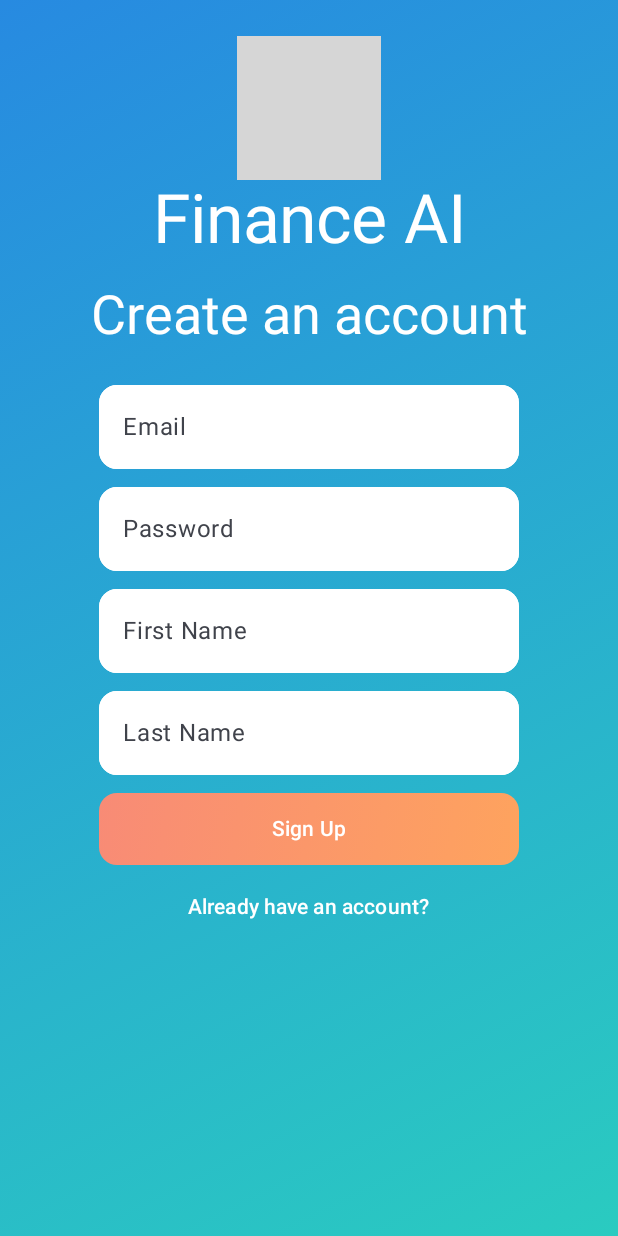
After one commit to Ahmetkaragunlu/FinanceAI, an Android app built with Jetpack Compose: the SignUpScreen screen opened through its navigation route, on a phone screen of 412 x 824 dp. The commit adds this screen. Run offline under Robolectric (Android 15) with nearby library versions, the phone set to English and light mode, and no system bars; our stand-ins replace Dagger/Hilt's generated code, Firebase (no records; nobody signed in at launch, a user with empty details on screens opened directly); libraries missing offline, so code that uses them is left out: androidx.hilt.lifecycle; grey boxes are pictures that could not be loaded.

Commit message:
Sign up screen added

```diff
--- /dev/null
+++ b/app/src/main/java/com/ahmetkaragunlu/financeai/components/EditTextField.kt
@@ -0,0 +1,43 @@
+package com.ahmetkaragunlu.financeai.components
+
+import androidx.annotation.StringRes
+import androidx.compose.foundation.shape.RoundedCornerShape
+import androidx.compose.foundation.text.KeyboardOptions
+import androidx.compose.material3.OutlinedTextField
+import androidx.compose.material3.OutlinedTextFieldDefaults
+import androidx.compose.material3.Text
+import androidx.compose.material3.TextFieldColors
+import androidx.compose.material3.TextFieldDefaults
+import androidx.compose.runtime.Composable
+import androidx.compose.ui.Modifier
+import androidx.compose.ui.graphics.Shape
+import androidx.compose.ui.res.stringResource
+import androidx.compose.ui.text.input.VisualTransformation
+import androidx.compose.ui.unit.dp
+
+@Composable
+fun EditTextField(
+    modifier: Modifier = Modifier,
+    value : String,
+    onValueChange : (String) -> Unit,
+    @StringRes label : Int,
+    keyboardOptions: KeyboardOptions,
+    visualTransformation: VisualTransformation = VisualTransformation.None,
+    trailingIcon: @Composable (() -> Unit)? = null,
+    leadingIcon : @Composable  (() -> Unit)? = null,
+    shape: Shape = RoundedCornerShape(12.dp),
+    colors : TextFieldColors? = null
+) {
+    OutlinedTextField(
+        value = value,
+        onValueChange = onValueChange,
+        label = { Text(text = stringResource(label))},
+        keyboardOptions = keyboardOptions,
+        visualTransformation = visualTransformation,
+        singleLine = true,
+        trailingIcon = trailingIcon,
+        leadingIcon = leadingIcon,
+        shape = shape,
+        colors = colors ?: OutlinedTextFieldDefaults.colors()
+    )
+}
--- a/app/src/main/java/com/ahmetkaragunlu/financeai/firebaseRepo/AuthRepository.kt
+++ b/app/src/main/java/com/ahmetkaragunlu/financeai/firebaseRepo/AuthRepository.kt
@@ -9,5 +9,5 @@ interface AuthRepository {
     suspend fun signIn(email: String, password: String): AuthResult
     suspend fun saveUser(email: String, firstName: String, lastName: String, password: String)
     suspend fun saveUserFirestore(user: User)
-    fun logOut()
+    suspend fun logOut()
 }
--- a/app/src/main/java/com/ahmetkaragunlu/financeai/firebaseRepo/AuthRepositoryImpl.kt
+++ b/app/src/main/java/com/ahmetkaragunlu/financeai/firebaseRepo/AuthRepositoryImpl.kt
@@ -23,7 +23,7 @@ class AuthRepositoryImpl @Inject constructor(
     override suspend fun signIn(email: String, password: String): AuthResult =
         auth.signInWithEmailAndPassword(email, password).await()
 
-    override fun logOut() {
+    override suspend fun logOut() {
         auth.signOut()
     }
 
--- a/app/src/main/java/com/ahmetkaragunlu/financeai/navigation/FinanceNavigation.kt
+++ b/app/src/main/java/com/ahmetkaragunlu/financeai/navigation/FinanceNavigation.kt
@@ -6,6 +6,7 @@ import androidx.navigation.compose.NavHost
 import androidx.navigation.compose.composable
 import androidx.navigation.compose.rememberNavController
 import com.ahmetkaragunlu.financeai.screens.auth.LoginScreen
+import com.ahmetkaragunlu.financeai.screens.auth.SignUpScreen
 import com.ahmetkaragunlu.financeai.screens.splash.SplashScreen
 
 @Composable
@@ -18,6 +19,9 @@ fun FinanceNavigation() {
         composable(route = Screens.LoginScreen.route) {
             LoginScreen()
         }
+        composable(route= Screens.SignUpScreen.route) {
+            SignUpScreen(navController = navController)
+        }
     }
 
 }
--- a/app/src/main/java/com/ahmetkaragunlu/financeai/navigation/Screens.kt
+++ b/app/src/main/java/com/ahmetkaragunlu/financeai/navigation/Screens.kt
@@ -3,6 +3,7 @@ package com.ahmetkaragunlu.financeai.navigation
 enum class Screens(val route : String){
     SplashScreen("SplashScreen"),
     LoginScreen("LoginScreen"),
+    SignUpScreen("SignUpScreen"),
     DashboardScreen("DashboardScreen"),
     AnalysisScreen("AnalysisScreen"),
     AiChatScreen("AiChatScreen"),
--- /dev/null
+++ b/app/src/main/java/com/ahmetkaragunlu/financeai/screens/auth/SignUpScreen.kt
@@ -0,0 +1,191 @@
+package com.ahmetkaragunlu.financeai.screens.auth
+
+import android.annotation.SuppressLint
+import androidx.compose.foundation.background
+import androidx.compose.foundation.clickable
+import androidx.compose.foundation.layout.Arrangement
+import androidx.compose.foundation.layout.Box
+import androidx.compose.foundation.layout.Column
+import androidx.compose.foundation.layout.Spacer
+import androidx.compose.foundation.layout.fillMaxSize
+import androidx.compose.foundation.layout.fillMaxWidth
+import androidx.compose.foundation.layout.height
+import androidx.compose.foundation.layout.padding
+import androidx.compose.foundation.layout.width
+import androidx.compose.foundation.rememberScrollState
+import androidx.compose.foundation.shape.RoundedCornerShape
+import androidx.compose.foundation.text.KeyboardOptions
+import androidx.compose.foundation.verticalScroll
+import androidx.compose.material.icons.Icons
+import androidx.compose.material.icons.filled.Visibility
+import androidx.compose.material.icons.filled.VisibilityOff
+import androidx.compose.material3.Button
+import androidx.compose.material3.ButtonDefaults
+import androidx.compose.material3.Icon
+import androidx.compose.material3.MaterialTheme
+import androidx.compose.material3.Text
+import androidx.compose.material3.TextButton
+import androidx.compose.material3.TextFieldDefaults
+import androidx.compose.runtime.Composable
+import androidx.compose.ui.Alignment
+import androidx.compose.ui.Modifier
+import androidx.compose.ui.draw.clip
+import androidx.compose.ui.graphics.Brush
+import androidx.compose.ui.graphics.Color
+import androidx.compose.ui.res.painterResource
+import androidx.compose.ui.res.stringResource
+import androidx.compose.ui.text.input.ImeAction
+import androidx.compose.ui.text.input.KeyboardType
+import androidx.compose.ui.text.input.PasswordVisualTransformation
+import androidx.compose.ui.text.input.VisualTransformation
+import androidx.compose.ui.unit.dp
+import androidx.hilt.lifecycle.viewmodel.compose.hiltViewModel
+import androidx.navigation.NavController
+import com.ahmetkaragunlu.financeai.R
+import com.ahmetkaragunlu.financeai.components.EditTextField
+import com.ahmetkaragunlu.financeai.navigation.Screens
+import com.ahmetkaragunlu.financeai.viewmodel.AuthViewModel
+
+@SuppressLint("ConfigurationScreenWidthHeight")
+@Composable
+fun SignUpScreen(
+    modifier: Modifier = Modifier,
+    authViewModel: AuthViewModel = hiltViewModel(),
+    navController: NavController
+) {
+    val whiteColors = TextFieldDefaults.colors(
+        focusedContainerColor = Color.White,
+        unfocusedContainerColor = Color.White,
+        focusedIndicatorColor = Color.White,
+        unfocusedIndicatorColor = Color.White,
+        focusedLabelColor = Color.White
+
+    )
+
+    Box(
+        modifier =
+            modifier
+                .fillMaxSize().verticalScroll(rememberScrollState())
+                .background(
+                    brush = Brush.linearGradient(
+                        colors = listOf(
+                            Color(0xFF278ae1),
+                            Color(0xFF2acbc0)
+                        )
+                    )
+                )
+    ) {
+        Column(
+            modifier = modifier
+                .fillMaxWidth()
+                .padding(top = 24.dp),
+            horizontalAlignment = Alignment.CenterHorizontally
+        ) {
+            Icon(
+                painter = painterResource(R.drawable.ai2),
+                contentDescription = null,
+                tint = MaterialTheme.colorScheme.onPrimary
+            )
+            Text(
+                text = stringResource(R.string.finance_ai),
+                style = MaterialTheme.typography.displayMedium,
+                color = MaterialTheme.colorScheme.onPrimary
+
+            )
+            Text(
+                text = stringResource(R.string.create_an_account),
+                style = MaterialTheme.typography.displaySmall,
+                color = MaterialTheme.colorScheme.onPrimary,
+                modifier = modifier.padding(top = 16.dp)
+            )
+            Spacer(modifier = modifier.height(16.dp))
+            Column(
+                modifier = modifier.fillMaxWidth(),
+                horizontalAlignment = Alignment.CenterHorizontally,
+                verticalArrangement = Arrangement.spacedBy(4.dp)
+            ) {
+                EditTextField(
+                    value = authViewModel.inputEmail,
+                    onValueChange = { authViewModel.updateEmail(it) },
+                    label = R.string.email,
+                    keyboardOptions = KeyboardOptions.Default.copy(
+                        imeAction = ImeAction.Next,
+                    ),
+                    colors = whiteColors
+                )
+                EditTextField(
+                    value = authViewModel.inputPassword,
+                    onValueChange = {authViewModel.updatePassword(it)},
+                    label = R.string.password,
+                    keyboardOptions = KeyboardOptions.Default.copy(
+                        imeAction = ImeAction.Next,
+                        keyboardType = KeyboardType.Number
+                    ),
+                    visualTransformation = if(authViewModel.iconVisibility) VisualTransformation.None else PasswordVisualTransformation() ,
+                    trailingIcon = {
+                        Icon(
+                            imageVector = if(authViewModel.iconVisibility) Icons.Default.Visibility else Icons.Default.VisibilityOff,
+                            contentDescription = null,
+                            tint = MaterialTheme.colorScheme.onSecondary,
+                            modifier = modifier.clickable{authViewModel.iconVisibility = !authViewModel.iconVisibility}
+                        )
+                    },
+                    colors = whiteColors
+                )
+                EditTextField(
+                    value = authViewModel.inputFirstName,
+                    onValueChange = {authViewModel.updateFirstName(it)},
+                    label = R.string.first_name,
+                    keyboardOptions = KeyboardOptions.Default.copy(
+                        imeAction = ImeAction.Next,
+                        keyboardType = KeyboardType.Text
+                    ),
+                    colors = whiteColors
+                )
+                EditTextField(
+                    value = authViewModel.inputLastName,
+                    onValueChange = {authViewModel.updateLastName(it)},
+                    label = R.string.last_name,
+                    keyboardOptions = KeyboardOptions.Default.copy(
+                        imeAction = ImeAction.Done,
+                        keyboardType = KeyboardType.Text
+                    ),
+                    colors = whiteColors
+                )
+                Button(
+                    onClick = {},
+                    modifier =
+                        modifier
+                            .padding(top = 8.dp).width(280.dp)
+                            .clip(shape = RoundedCornerShape(12.dp))
+                            .background(
+                                brush = Brush.linearGradient(
+                                    colors = listOf(
+                                        Color(0xFFf88b76),
+                                        Color(0xFFfea35e)
+                                    )
+                                )
+                            ),
+                    colors = ButtonDefaults.buttonColors(containerColor = Color.Transparent)
+
+                ) {
+                    Text(
+                        text = stringResource(R.string.sign_up)
+                    )
+                }
+               TextButton(
+                   onClick = {
+                       navController.navigate(Screens.LoginScreen.route)
+                   }
+               ) {
+                   Text(
+                       text = stringResource(R.string.already_have_an_account),
+                       color = MaterialTheme.colorScheme.onPrimary
+                   )
+               }
+            }
+
+        }
+
+    }
+}
--- a/app/src/main/java/com/ahmetkaragunlu/financeai/viewmodel/AuthViewModel.kt
+++ b/app/src/main/java/com/ahmetkaragunlu/financeai/viewmodel/AuthViewModel.kt
@@ -1,5 +1,9 @@
 package com.ahmetkaragunlu.financeai.viewmodel
 
+import androidx.compose.runtime.getValue
+import androidx.compose.runtime.mutableStateOf
+import androidx.compose.runtime.remember
+import androidx.compose.runtime.setValue
 import androidx.lifecycle.ViewModel
 import androidx.lifecycle.viewModelScope
 import com.ahmetkaragunlu.financeai.firebaseRepo.AuthRepository
@@ -60,7 +64,35 @@ class AuthViewModel @Inject constructor(
     }
 
     fun logOut() {
-        authRepository.logOut()
-        _authState.value = AuthState.EMPTY
+        viewModelScope.launch {
+            authRepository.logOut()
+            _authState.value = AuthState.EMPTY
+        }
+    }
+
+    var inputFirstName by mutableStateOf("")
+        private set
+    var inputEmail by mutableStateOf("")
+        private set
+    var inputPassword by mutableStateOf("")
+        private set
+    var inputLastName by mutableStateOf("")
+        private set
+    var iconVisibility by mutableStateOf(false)
+
+    fun updateFirstName(firstName: String) {
+        inputFirstName = firstName
+    }
+
+    fun updateLastName(lastName: String) {
+        inputLastName = lastName
+    }
+
+    fun updatePassword(password: String) {
+        inputPassword = password
+    }
+
+    fun updateEmail(email: String) {
+        inputEmail = email
     }
 }
--- a/app/src/main/res/values/strings.xml
+++ b/app/src/main/res/values/strings.xml
@@ -1,7 +1,13 @@
 <resources>
     <string name="app_name">FinanceAI</string>
+    <string name="finance_ai">Finance AI</string>
+    <string name="create_an_account">Create an account</string>
     <string name="password">Password</string>
     <string name="email">Email</string>
+    <string name="sign_up">Sign Up</string>
+    <string name="already_have_an_account">Already have an account?</string>
+    <string name="first_name">First Name</string>
+    <string name="last_name">Last Name</string>
     <string name="login">Login</string>
     <string name="forgot_password">Forgot Password?</string>
 </resources>
```
Also changed, not shown: app/src/main/java/com/ahmetkaragunlu/financeai/screens/auth/LoginScreen.kt (+49 -41 lines), app/src/main/java/com/ahmetkaragunlu/financeai/ui/theme/Theme.kt (+7 -2 lines), 1 other file.
